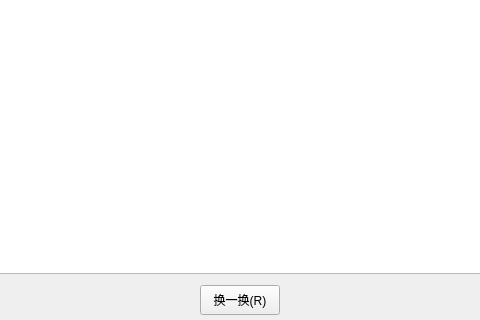
startl/RandomVideo, file RandomVideo.ui: the form before one commit; both pictures show x 162 to 642 and y 325 to 645 of the 996 by 645 pixel window.
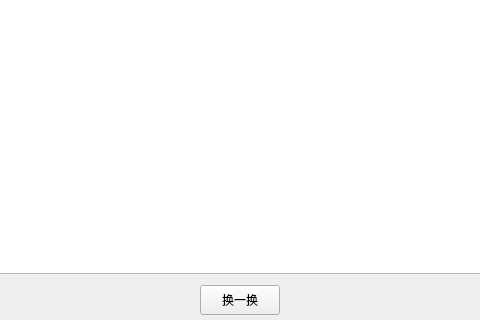
The form after the commit.

Commit message: 增加空格键执行换一换功能

```diff
--- a/RandomVideo.ui
+++ b/RandomVideo.ui
@@ -64,7 +64,7 @@
          </size>
         </property>
         <property name="text">
-         <string>换一换(R)</string>
+         <string>换一换</string>
         </property>
         <property name="shortcut">
          <string>Alt+R</string>
```
Left out of the diff: 3 changed lines with no effect on the pictures. The commit also changes 13 other files.
